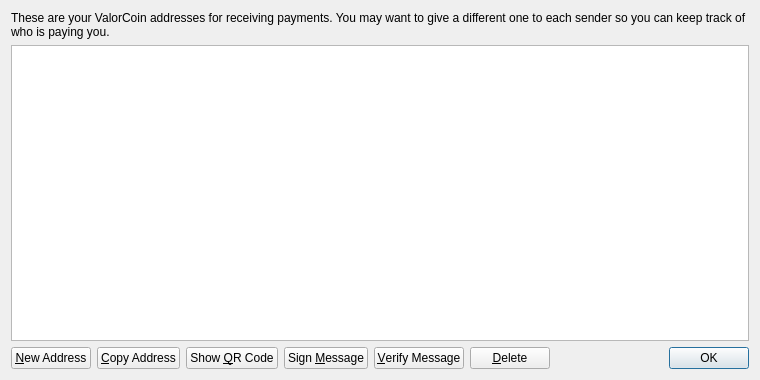
This is src/qt/forms/addressbookpage.ui in bogatyrov/valorbit as Qt 5 draws it before an edit. The edited form follows.
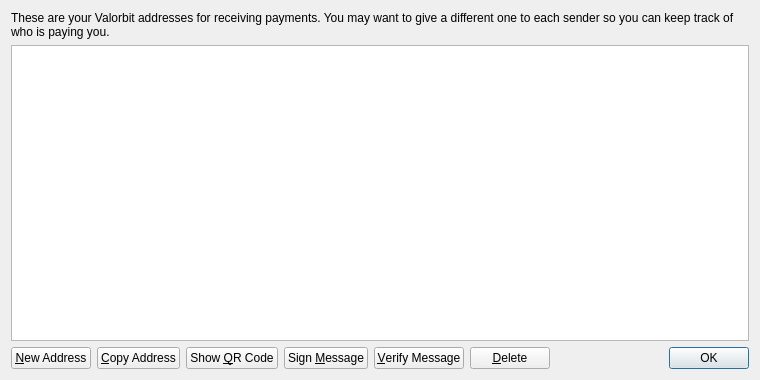
This is the edited form.

Commit message:
Compiles after rename to valorbit
Conflicts:
	.gitignore

```diff
--- a/src/qt/forms/addressbookpage.ui
+++ b/src/qt/forms/addressbookpage.ui
@@ -17,7 +17,7 @@
    <item>
     <widget class="QLabel" name="labelExplanation">
      <property name="text">
-      <string>These are your ValorCoin addresses for receiving payments. You may want to give a different one to each sender so you can keep track of who is paying you.</string>
+      <string>These are your Valorbit addresses for receiving payments. You may want to give a different one to each sender so you can keep track of who is paying you.</string>
      </property>
      <property name="textFormat">
       <enum>Qt::PlainText</enum>
```
Left out of the diff: 4 changed lines with no effect on the pictures. The commit also changes 158 other files.
